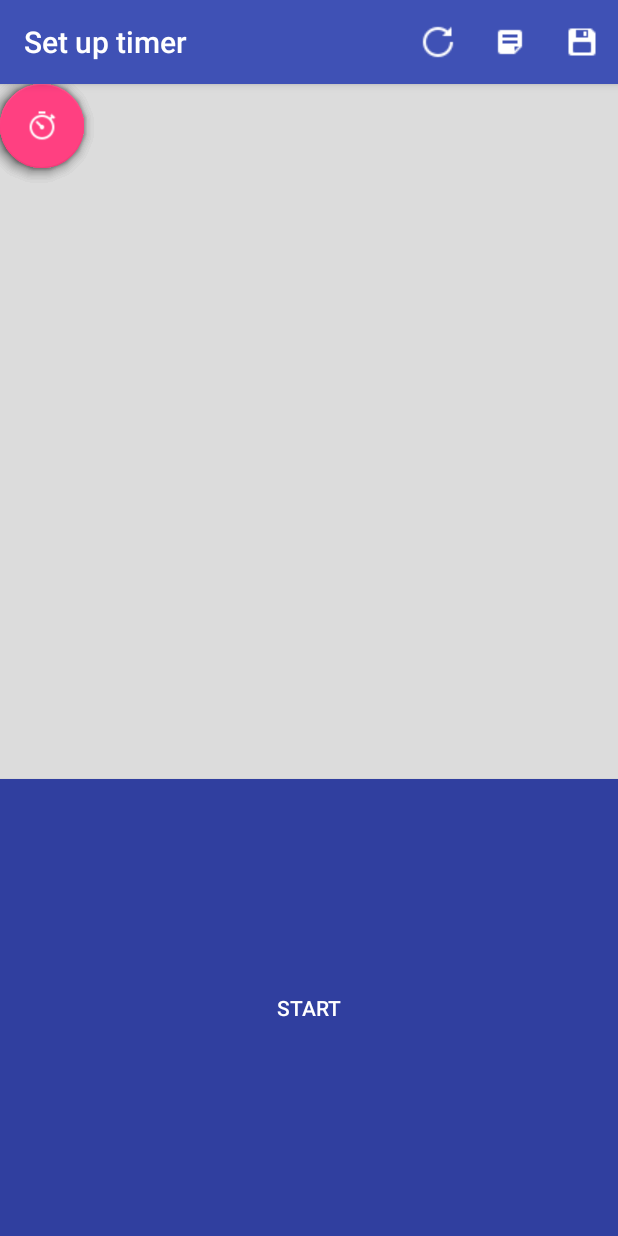
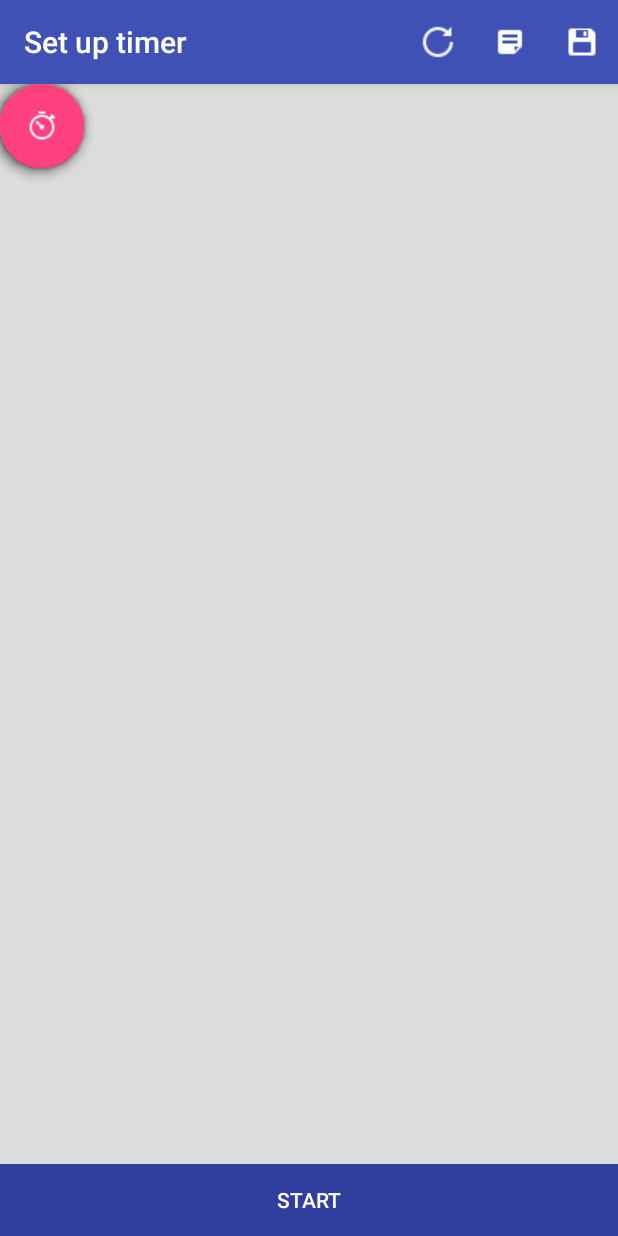
Before and after one commit to joy369/Timer, an Android app: the ActionSettingActivity screen opened directly, with no data from a screen before it, on a phone screen of 412 x 824 dp. Run offline under Robolectric (Android 15) with nearby library versions, the phone set to English and light mode, and no system bars; libraries missing offline, so code that uses them is left out: com.github.clans.fab; plain views replace FloatingActionButton, FloatingActionMenu; 14 statements that could not run were skipped.

Commit message:
fix the size of start buttom

```diff
--- a/app/src/main/res/layout/activity_action_setting.xml
+++ b/app/src/main/res/layout/activity_action_setting.xml
@@ -73,14 +73,16 @@
     <Button
         android:id="@+id/go_timer_activity"
         android:layout_width="match_parent"
-        android:layout_height="0dp"
-        android:layout_marginTop="463dp"
+        android:layout_height="wrap_content"
+
         android:background="@drawable/start_backgroun"
         android:text="Start"
         android:textColor="#ffffff"
         fab:layout_constraintBottom_toBottomOf="parent"
         fab:layout_constraintEnd_toEndOf="parent"
+        fab:layout_constraintHorizontal_bias="1.0"
         fab:layout_constraintStart_toStartOf="parent"
-        fab:layout_constraintTop_toTopOf="parent" />
+        fab:layout_constraintTop_toTopOf="parent"
+        fab:layout_constraintVertical_bias="1.0" />
 
 </android.support.constraint.ConstraintLayout>
```
Also changed, not shown: 3 other files.
